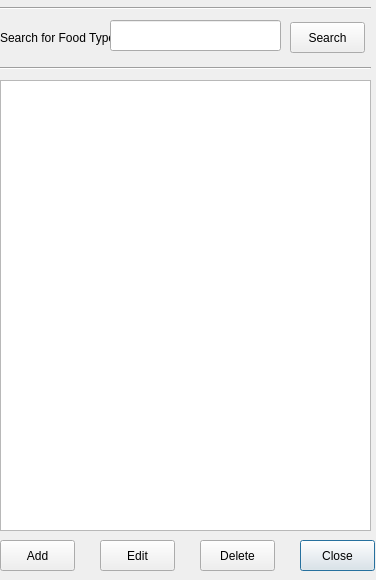
Above: open-ihm/gui/designs/ui_managefoodtypes_1.ui from snim2mirror/openihm before the change. Below: the same form after it.
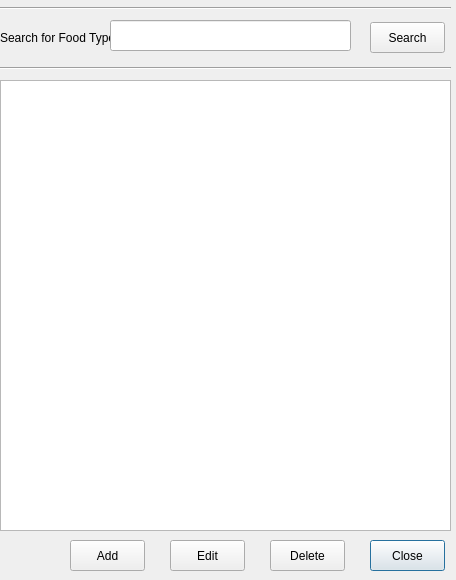
That is the form after the change.

```diff
--- a/open-ihm/gui/designs/ui_managefoodtypes_1.ui
+++ b/open-ihm/gui/designs/ui_managefoodtypes_1.ui
@@ -6,13 +6,13 @@
    <rect>
     <x>0</x>
     <y>0</y>
-    <width>376</width>
+    <width>456</width>
     <height>580</height>
    </rect>
   </property>
   <property name="minimumSize">
    <size>
-    <width>376</width>
+    <width>456</width>
     <height>580</height>
    </size>
   </property>
@@ -22,7 +22,7 @@
   <widget class="QPushButton" name="cmdClose">
    <property name="geometry">
     <rect>
-     <x>300</x>
+     <x>370</x>
      <y>540</y>
      <width>75</width>
      <height>31</height>
@@ -35,7 +35,7 @@
   <widget class="QPushButton" name="cmdAddRow">
    <property name="geometry">
     <rect>
-     <x>0</x>
+     <x>70</x>
      <y>540</y>
      <width>75</width>
      <height>31</height>
@@ -48,7 +48,7 @@
   <widget class="QPushButton" name="cmdEditRow">
    <property name="geometry">
     <rect>
-     <x>100</x>
+     <x>170</x>
      <y>540</y>
      <width>75</width>
      <height>31</height>
@@ -61,7 +61,7 @@
   <widget class="QPushButton" name="cmdDeleteRows">
    <property name="geometry">
     <rect>
-     <x>200</x>
+     <x>270</x>
      <y>540</y>
      <width>75</width>
      <height>31</height>
@@ -76,7 +76,7 @@
     <rect>
      <x>0</x>
      <y>80</y>
-     <width>371</width>
+     <width>451</width>
      <height>451</height>
     </rect>
    </property>
@@ -86,7 +86,7 @@
     <rect>
      <x>0</x>
      <y>0</y>
-     <width>371</width>
+     <width>451</width>
      <height>16</height>
     </rect>
    </property>
@@ -99,7 +99,7 @@
     <rect>
      <x>0</x>
      <y>60</y>
-     <width>371</width>
+     <width>451</width>
      <height>16</height>
     </rect>
    </property>
@@ -125,7 +125,7 @@
     <rect>
      <x>110</x>
      <y>20</y>
-     <width>171</width>
+     <width>241</width>
      <height>31</height>
     </rect>
    </property>
@@ -133,7 +133,7 @@
   <widget class="QPushButton" name="cmdSearch">
    <property name="geometry">
     <rect>
-     <x>290</x>
+     <x>370</x>
      <y>22</y>
      <width>75</width>
      <height>31</height>
```
